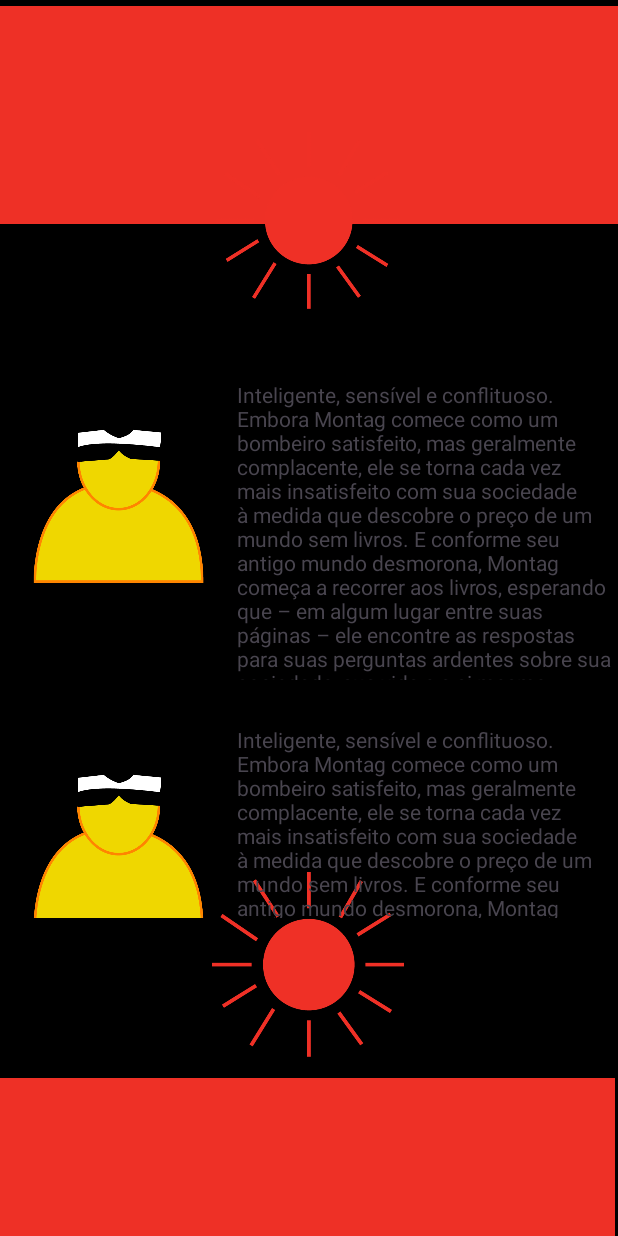
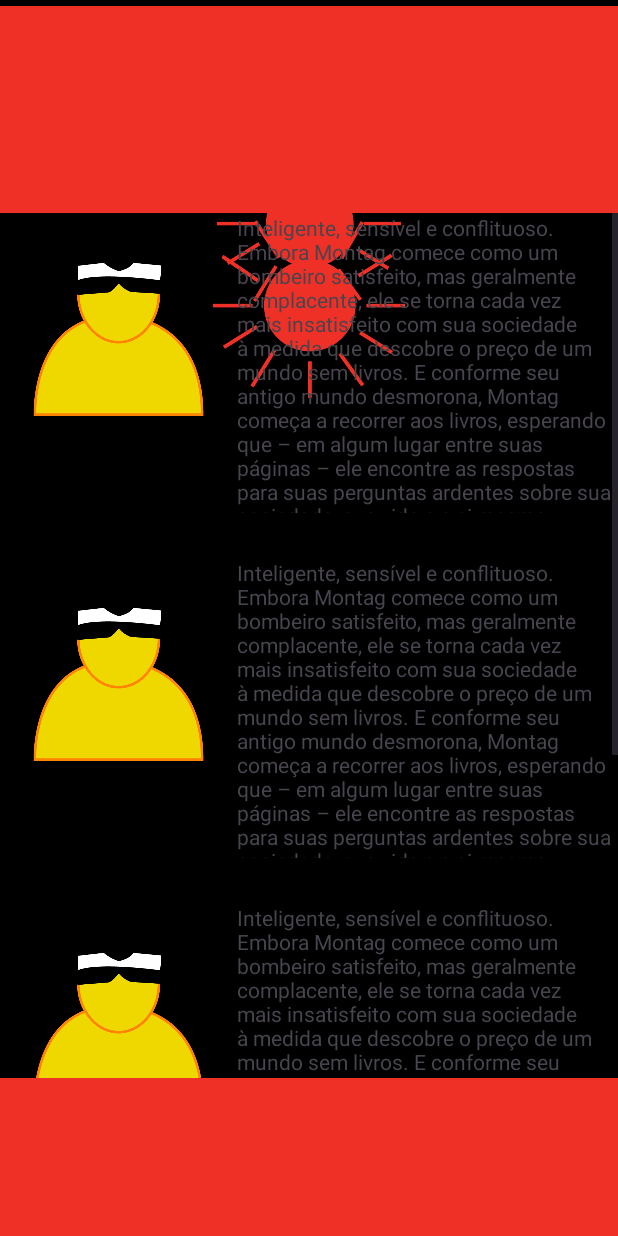
Before and after one commit to Arthurmp07/Applivros, an Android app: the Page1Activity screen opened directly, with no data from a screen before it, on a phone screen of 412 x 824 dp. Run offline under Robolectric (Android 15) with nearby library versions, the light colour scheme and no system bars.

Commit message:
Bugs concertados e Scroll viw funcionando

```diff
--- a/src/main/res/layout/activity_page1.xml
+++ b/src/main/res/layout/activity_page1.xml
@@ -10,8 +10,8 @@
 
     <View
         android:id="@+id/view3"
-        android:layout_width="412dp"
-        android:layout_height="145dp"
+        android:layout_width="420dp"
+        android:layout_height="138dp"
         android:layout_marginTop="4dp"
         android:background="#EE3026"
         app:layout_constraintEnd_toEndOf="parent"
@@ -21,12 +21,11 @@
 
     <View
         android:id="@+id/view4"
-        android:layout_width="410dp"
+        android:layout_width="match_parent"
         android:layout_height="105dp"
         android:background="#EE3026"
         app:layout_constraintBottom_toBottomOf="parent"
         app:layout_constraintEnd_toEndOf="parent"
-        app:layout_constraintHorizontal_bias="0.0"
         app:layout_constraintStart_toStartOf="parent" />
 
     <ImageView
@@ -35,33 +34,31 @@
         android:layout_height="118dp"
         app:layout_constraintBottom_toTopOf="@+id/view4"
         app:layout_constraintEnd_toEndOf="parent"
-        app:layout_constraintHorizontal_bias="0.498"
+        app:layout_constraintHorizontal_bias="0.5"
         app:layout_constraintStart_toStartOf="parent"
         app:layout_constraintTop_toTopOf="parent"
-        app:layout_constraintVertical_bias="0.147"
+        app:layout_constraintVertical_bias="0.15"
         app:srcCompat="@drawable/sol_vermelho" />
 
     <ImageView
         android:id="@+id/imageView4"
         android:layout_width="128dp"
         android:layout_height="123dp"
-        android:layout_marginTop="432dp"
         app:layout_constraintBottom_toBottomOf="@+id/view4"
         app:layout_constraintEnd_toEndOf="parent"
-        app:layout_constraintHorizontal_bias="0.498"
+        app:layout_constraintHorizontal_bias="0.5"
         app:layout_constraintStart_toStartOf="parent"
         app:layout_constraintTop_toBottomOf="@+id/view3"
         app:layout_constraintVertical_bias="0.0"
         app:srcCompat="@drawable/sol_vermelho" />
 
     <ScrollView
-        android:layout_width="418dp"
-        android:layout_height="360dp"
-        app:layout_constraintBottom_toBottomOf="parent"
-        app:layout_constraintTop_toTopOf="@+id/view3"
-        app:layout_constraintVertical_bias="0.539"
-        tools:layout_editor_absoluteX="-4dp">
-
+        android:layout_width="0dp"
+        android:layout_height="0dp"
+        app:layout_constraintTop_toBottomOf="@+id/view3"
+        app:layout_constraintBottom_toTopOf="@+id/view4"
+        app:layout_constraintStart_toStartOf="parent"
+        app:layout_constraintEnd_toEndOf="parent">
 
         <LinearLayout
             android:layout_width="match_parent"
@@ -69,14 +66,8 @@
             android:orientation="vertical">
 
             <TableLayout
-                android:layout_width="409dp"
-                android:layout_height="364dp"
-                android:layout_marginTop="1dp"
-                android:layout_marginBottom="1dp"
-                app:layout_constraintBottom_toTopOf="@+id/imageView4"
-                app:layout_constraintEnd_toEndOf="parent"
-                app:layout_constraintStart_toStartOf="parent"
-                app:layout_constraintTop_toBottomOf="@+id/imageView3">
+                android:layout_width="match_parent"
+                android:layout_height="wrap_content">
 
                 <TableRow
                     android:layout_width="136dp"
@@ -84,20 +75,15 @@
                     <Space
                         android:layout_width="20dp"
                         android:layout_height="wrap_content" />
-
                     <ImageView
-                        android:id="@+id/imageView"
                         android:layout_width="118dp"
                         android:layout_height="195dp"
                         android:paddingBottom="60dp"
                         app:srcCompat="@drawable/guy_icone" />
-
                     <Space
                         android:layout_width="20dp"
                         android:layout_height="wrap_content" />
-
                     <TextView
-                        android:id="@+id/textView19"
                         android:layout_width="250dp"
                         android:layout_height="230dp"
                         android:paddingBottom="30dp"
@@ -110,24 +96,19 @@
                     <Space
                         android:layout_width="20dp"
                         android:layout_height="wrap_content" />
-
                     <ImageView
-                        android:id="@+id/imageView"
                         android:layout_width="118dp"
                         android:layout_height="195dp"
                         android:paddingBottom="60dp"
                         app:srcCompat="@drawable/guy_icone" />
-
                     <Space
                         android:layout_width="20dp"
                         android:layout_height="wrap_content" />
-
                     <TextView
-                        android:id="@+id/textView19"
                         android:layout_width="250dp"
                         android:layout_height="230dp"
                         android:paddingBottom="30dp"
-                        android:text="Inteligente, sensível e conflituoso. Embora Montag comece como um bombeiro satisfeito, mas geralmente complacente, ele se torna cada vez mais insatisfeito com sua sociedade à medida que descobre o preço de um mundo sem livros. E conforme seu antigo mundo desmorona, Montag começa a recorrer aos livros, esperando que – em algum lugar entre suas páginas – ele encontre as respostas para suas perguntas ardentes sobre sua sociedade, sua vida e a si mesmo. " />
+                        android:text="Inteligente, sensível e conflituoso. Embora Montag comece como um bombeiro satisfeito, mas geralmente complacente, ele se torna cada vez mais insatisfeito com sua sociedade à medida que descobre o preço de um mundo sem livros. E conforme seu antigo mundo desmorona, Montag começa a recorrer aos livros, esperando que – em algum lugar entre suas páginas – ele encontre as respostas para suas perguntas ardentes sobre sua sociedade, sua vida e a si mesmo." />
                 </TableRow>
 
                 <TableRow
@@ -136,24 +117,19 @@
                     <Space
                         android:layout_width="20dp"
                         android:layout_height="wrap_content" />
-
                     <ImageView
-                        android:id="@+id/imageView"
                         android:layout_width="118dp"
                         android:layout_height="195dp"
                         android:paddingBottom="60dp"
                         app:srcCompat="@drawable/guy_icone" />
-
                     <Space
                         android:layout_width="20dp"
                         android:layout_height="wrap_content" />
-
                     <TextView
-                        android:id="@+id/textView19"
                         android:layout_width="250dp"
                         android:layout_height="230dp"
                         android:paddingBottom="30dp"
-                        android:text="Inteligente, sensível e conflituoso. Embora Montag comece como um bombeiro satisfeito, mas geralmente complacente, ele se torna cada vez mais insatisfeito com sua sociedade à medida que descobre o preço de um mundo sem livros. E conforme seu antigo mundo desmorona, Montag começa a recorrer aos livros, esperando que – em algum lugar entre suas páginas – ele encontre as respostas para suas perguntas ardentes sobre sua sociedade, sua vida e a si mesmo. " />
+                        android:text="Inteligente, sensível e conflituoso. Embora Montag comece como um bombeiro satisfeito, mas geralmente complacente, ele se torna cada vez mais insatisfeito com sua sociedade à medida que descobre o preço de um mundo sem livros. E conforme seu antigo mundo desmorona, Montag começa a recorrer aos livros, esperando que – em algum lugar entre suas páginas – ele encontre as respostas para suas perguntas ardentes sobre sua sociedade, sua vida e a si mesmo." />
                 </TableRow>
 
                 <TableRow
@@ -162,26 +138,20 @@
                     <Space
                         android:layout_width="20dp"
                         android:layout_height="wrap_content" />
-
                     <ImageView
-                        android:id="@+id/imageView"
                         android:layout_width="118dp"
                         android:layout_height="195dp"
                         android:paddingBottom="60dp"
                         app:srcCompat="@drawable/guy_icone" />
-
                     <Space
                         android:layout_width="20dp"
                         android:layout_height="wrap_content" />
-
                     <TextView
-                        android:id="@+id/textView19"
                         android:layout_width="250dp"
                         android:layout_height="230dp"
                         android:paddingBottom="30dp"
-                        android:text="Inteligente, sensível e conflituoso. Embora Montag comece como um bombeiro satisfeito, mas geralmente complacente, ele se torna cada vez mais insatisfeito com sua sociedade à medida que descobre o preço de um mundo sem livros. E conforme seu antigo mundo desmorona, Montag começa a recorrer aos livros, esperando que – em algum lugar entre suas páginas – ele encontre as respostas para suas perguntas ardentes sobre sua sociedade, sua vida e a si mesmo. " />
+                        android:text="Inteligente, sensível e conflituoso. Embora Montag comece como um bombeiro satisfeito, mas geralmente complacente, ele se torna cada vez mais insatisfeito com sua sociedade à medida que descobre o preço de um mundo sem livros. E conforme seu antigo mundo desmorona, Montag começa a recorrer aos livros, esperando que – em algum lugar entre suas páginas – ele encontre as respostas para suas perguntas ardentes sobre sua sociedade, sua vida e a si mesmo." />
                 </TableRow>
-
 
             </TableLayout>
         </LinearLayout>
```
